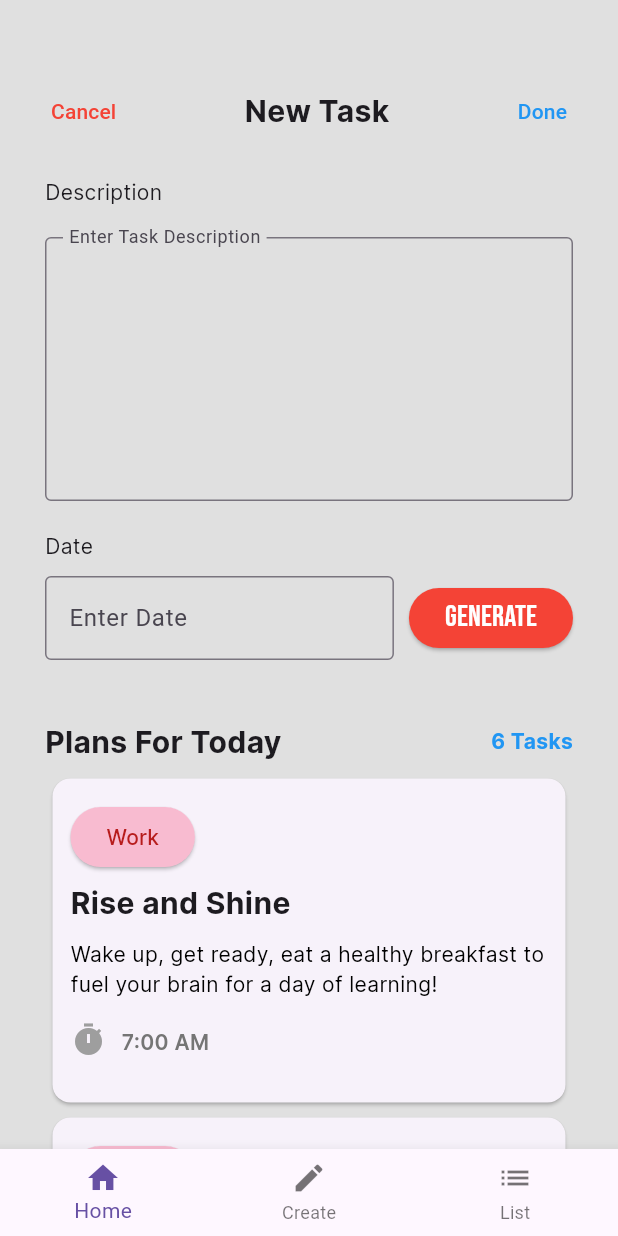
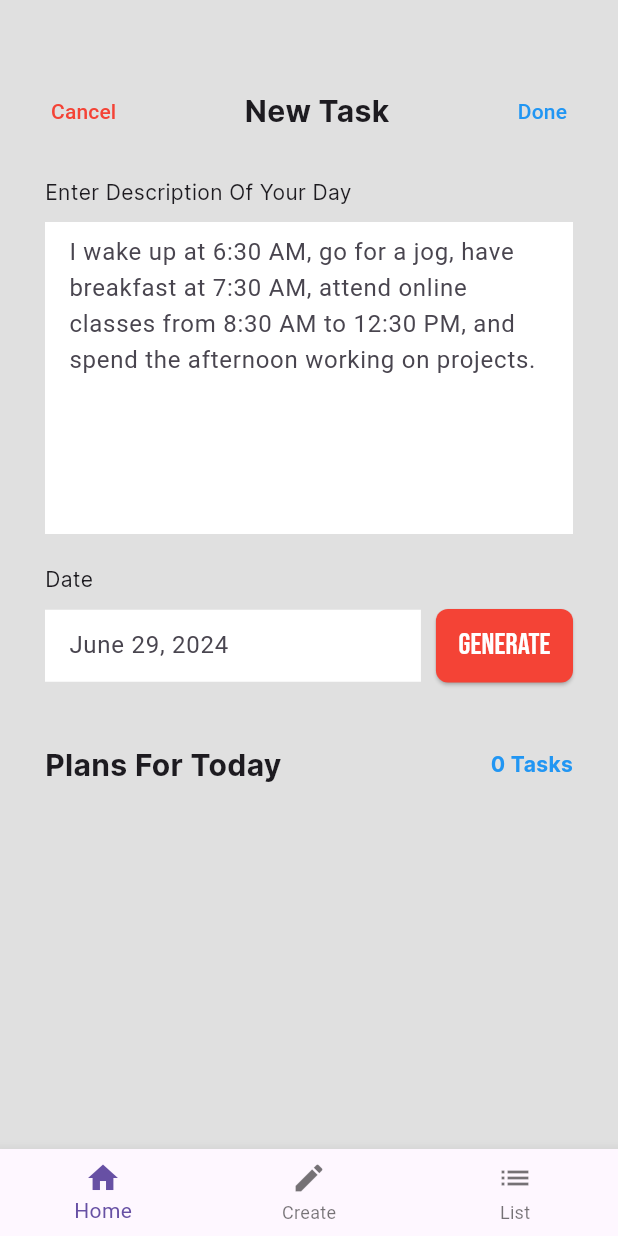
Before and after one commit to Reubencfernandes/Project_Gemini, a Flutter app: the Create screen opened by its route, on a phone screen of 412 x 824 dp. Run offline on Flutter 3.47's test engine with Material 3 defaults, Android fonts, the phone set to English and light mode, and no system bars; our stand-ins replace firebase_auth, google_fonts, google_generative_ai, google_sign_in, percent_indicator, pie_chart and 1 more; accounts and stored records are empty.

Commit message:
many Issues

```diff
--- a/lib/pages/create_page.dart
+++ b/lib/pages/create_page.dart
@@ -1,31 +1,71 @@
-import 'package:flutter/cupertino.dart';
+import 'dart:convert';
 import 'package:flutter/material.dart';
+import 'package:intl/intl.dart';
 import 'Components/navigate.dart';
-import 'package:google_fonts/google_fonts.dart';
+import 'package:google_generative_ai/google_generative_ai.dart';
 import 'package:flute/pages/Components/Taskcard.dart';
 
-class Create extends StatelessWidget {
+class Create extends StatefulWidget {
   const Create({super.key});
 
   @override
-  Widget build(BuildContext context) {
+  _CreateState createState() => _CreateState();
+}
+
+class _CreateState extends State<Create> {
+  late DateTime lastDate;
+  late String formattedMonth;
+  final model = GenerativeModel(model: 'gemini-1.5-flash', apiKey: 'AIzaSyAzwL_9gB9jeWZEn13l88MjhySTEj4Pa8M');
+  DateTime now = DateTime.now().toUtc();
+  DateTime selectedDate = DateTime.now().toUtc();
+  TextEditingController description = TextEditingController();
+  List<dynamic> tasksForToday = [];
+
+
+  @override
+  void initState() {
+    super.initState();
+    lastDate = DateTime(now.year, now.month + 1, now.day);
+    formattedMonth = DateFormat('MMMM dd, yyyy').format(selectedDate);
+    description.text ='';
+  }
+
   List<Widget> buildCards(int count) {
     List<Widget> cards = [];
     for (int i = 0; i < count; i++) {
       cards.add(
         const TaskCard(
           title: "Rise and Shine",
-            description: "Wake up, get ready, eat a healthy breakfast to fuel your brain for a day of learning!",
+          description:
+          "Wake up, get ready, eat a healthy breakfast to fuel your brain for a day of learning!",
           time: "7:00 AM",
         ),
       );
     }
     return cards;
-    };
+  }
+
+  Future<void> _selectDate(BuildContext context) async {
+    final DateTime? picked = await showDatePicker(
+      context: context,
+      initialDate: selectedDate,
+      firstDate: now,
+      lastDate: lastDate,
+    );
+    if (picked != null && picked != selectedDate) {
+      setState(() {
+        selectedDate = picked;
+        formattedMonth = DateFormat('MMMM dd, yyyy').format(selectedDate);
+      });
+    }
+  }
+
+  @override
+  Widget build(BuildContext context) {
     return Scaffold(
       backgroundColor: Colors.grey[300],
       body: Container(
-        margin: EdgeInsets.only(top: 50, left: 10, right: 10),
+        margin: const EdgeInsets.only(top: 50, left: 10, right: 10),
         child: Column(
           children: [
             Row(
@@ -34,13 +74,13 @@ class Create extends StatelessWidget {
               children: [
                 ElevatedButton(
                   onPressed: () {},
-                  child: Text("Cancel", style: TextStyle(color: Colors.red)),
+                  child: const Text("Cancel", style: TextStyle(color: Colors.red)),
                   style: ElevatedButton.styleFrom(
                     backgroundColor: Colors.grey[300],
                     shadowColor: Colors.transparent,
                   ),
                 ),
-                Text(
+                const Text(
                   "New Task",
                   style: TextStyle(
                     fontSize: 20,
@@ -54,7 +94,7 @@ class Create extends StatelessWidget {
                     backgroundColor: Colors.grey[300],
                     shadowColor: Colors.transparent,
                   ),
-                  child: Text(
+                  child: const Text(
                     "Done",
                     style: TextStyle(color: Colors.blue),
                   ),
@@ -65,59 +105,87 @@ class Create extends StatelessWidget {
               child: ListView(
                 children: [
                   Padding(
-                    padding: EdgeInsets.all(20),
+                    padding: const EdgeInsets.all(20),
                     child: Column(
                       crossAxisAlignment: CrossAxisAlignment.start,
                       children: [
-                        Text(
-                          "Description",
+                        const Text(
+                          "Enter Description Of Your Day",
                           style: TextStyle(
                             fontFamily: 'Inter',
                           ),
                         ),
-                        SizedBox(height: 20),
+                        const SizedBox(height: 10),
                         TextField(
-                          decoration: InputDecoration(
-                            border: OutlineInputBorder(),
-                            floatingLabelBehavior: FloatingLabelBehavior.always,
-                            labelText: 'Enter Task Description',
+                          controller: description,
+                          decoration: const InputDecoration(
+                            fillColor: Colors.white,
+                            border: InputBorder.none,
+                            filled: true,
+                            hintText:
+                            'I wake up at 6:30 AM, go for a jog, have breakfast at 7:30 AM, attend online classes from 8:30 AM to 12:30 PM, and spend the afternoon working on projects.',
                           ),
-                          maxLines: 6,
+                          maxLines: 8,
                         ),
-                        SizedBox(height: 20),
-                        Text(
+                        const SizedBox(height: 20),
+                        const Text(
                           "Date",
                           style: TextStyle(
                             fontFamily: 'Inter',
                           ),
                         ),
-                        SizedBox(height: 10),
+                        const SizedBox(height: 10),
                         Row(
                           children: [
                             Expanded(
                               child: TextField(
+                                onTap: () => _selectDate(context),
+                                readOnly: true,
                                 decoration: InputDecoration(
-                                  border: OutlineInputBorder(),
-                                  labelText: 'Enter Date',
+                                  fillColor: Colors.white,
+                                  filled: true,
+                                  border: InputBorder.none,
+                                  hintText: formattedMonth,
                                 ),
                               ),
                             ),
-                            SizedBox(width: 10),
+                            const SizedBox(width: 10),
                             ElevatedButton(
                               style: ElevatedButton.styleFrom(
+                                padding: const EdgeInsets.only(
+                                    left: 15, right: 15, top: 10, bottom: 10),
                                 backgroundColor: Colors.red,
+                                shape: const RoundedRectangleBorder(
+                                  borderRadius:
+                                  BorderRadius.all(Radius.circular(8)),
                                 ),
-                              onPressed: () {},
-                              child: Text("Generate",style:
-                              TextStyle(color: Colors.white,
+                              ),
+                              onPressed: () async {
+                                String textDescription = description.text;
+                                final content = [Content.text('create schedule for me for my day give output in json format in an array with title,description,time and category (sports,education,work,hobbies) $textDescription')];
+                                final response =  await model.generateContent(content);
+                                String? jsonResponseText = response.text;
+                                print(jsonResponseText);
+
+                                jsonResponseText = jsonResponseText?.substring(7, jsonResponseText.length - 4);
+
+                                List<dynamic> jsonData = await json.decode(jsonResponseText!);
+                                print(jsonData);
+
+                              },
+                              child: const Text(
+                                "Generate",
+                                style: TextStyle(
+                                  color: Colors.white,
                                   fontFamily: 'Bebas Neue',
                                   fontSize: 20,
-                              ),),
+                                ),
+                              ),
                             ),
                           ],
                         ),
-                        SizedBox(height: 40,),
-                        Row(
+                        const SizedBox(height: 40),
+                        const Row(
                           mainAxisAlignment: MainAxisAlignment.spaceBetween,
                           children: [
                             Text(
@@ -129,7 +197,7 @@ class Create extends StatelessWidget {
                               ),
                             ),
                             Text(
-                              "6 Tasks",
+                              "0 Tasks",
                               style: TextStyle(
                                 color: Colors.blue,
                                 fontFamily: 'Inter',
@@ -139,10 +207,8 @@ class Create extends StatelessWidget {
                             ),
                           ],
                         ),
-                      ...buildCards(6),
+                        ...buildCards(0),
                       ],
-
-
                     ),
                   ),
                 ],
@@ -151,7 +217,7 @@ class Create extends StatelessWidget {
           ],
         ),
       ),
-      bottomNavigationBar: lastpart(),
+      bottomNavigationBar: const lastpart(),
     );
   }
 }
--- a/pubspec.yaml
+++ b/pubspec.yaml
@@ -42,6 +42,7 @@ dependencies:
   percent_indicator: ^4.2.3
   pie_chart: ^5.4.0
   intl: ^0.19.0
+  google_generative_ai: ^0.4.3
 
 dev_dependencies:
   flutter_test:
```
Also changed, not shown: pubspec.lock, 1 other file. Lines whose indentation alone changed are shown as unchanged.
